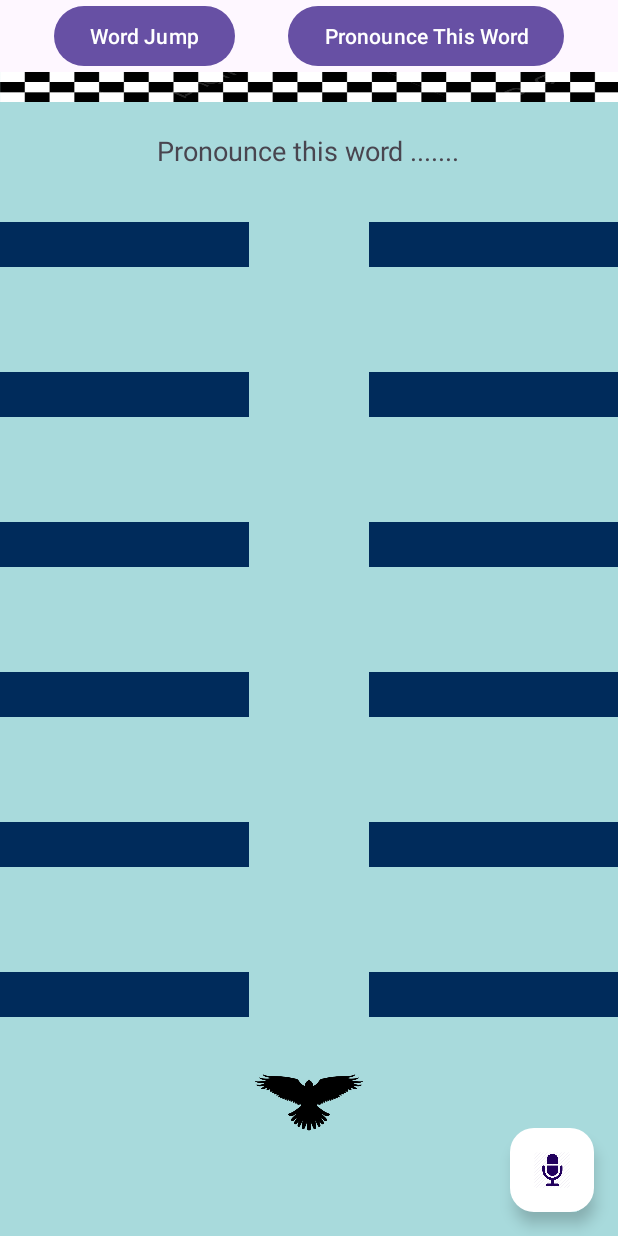
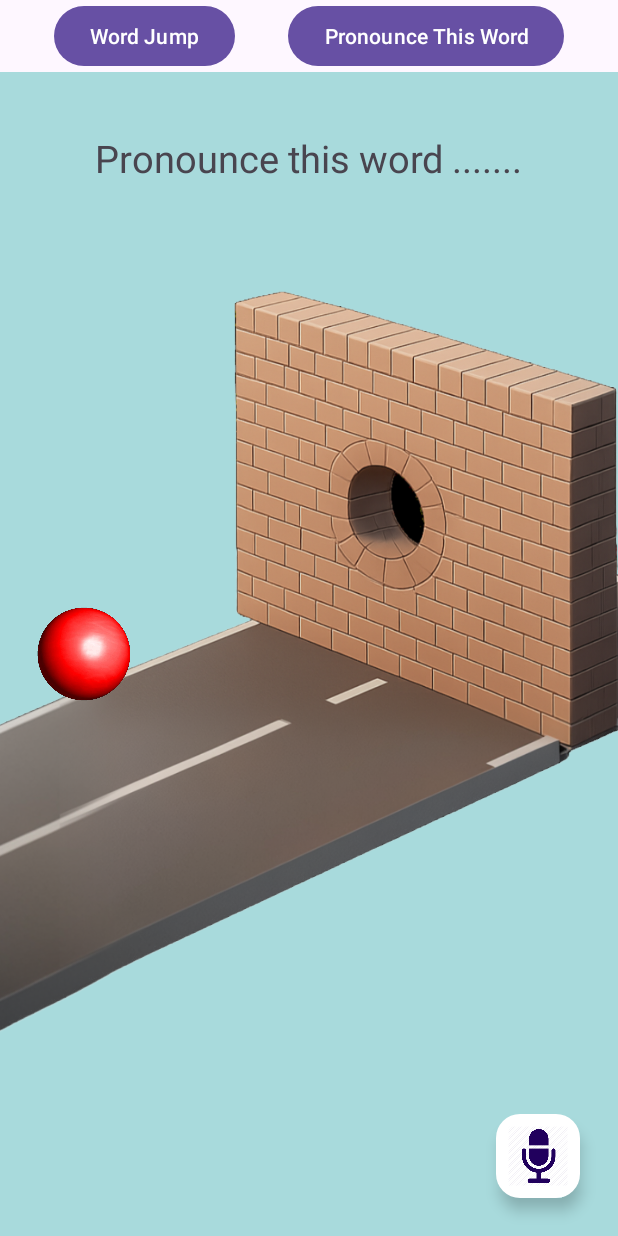
Before and after one commit to msyed03/CS175ProjectGroup6, an Android app: the screen it shows after launch (MainActivity), after a tap on "Pronounce This Word", on a phone screen of 412 x 824 dp. Run offline under Robolectric (Android 15) with nearby library versions, the phone set to English and light mode, and no system bars; 2 statements that could not run were skipped.

Commit message:
New game 2 UI

```diff
--- a/app/src/main/res/layout/fragment_pronounce_this_word.xml
+++ b/app/src/main/res/layout/fragment_pronounce_this_word.xml
@@ -8,59 +8,20 @@
     tools:context=".PronounceThisWord"
     android:background="#A8DADC">
 
-    <View
-        android:id="@+id/finishLine"
+    <ImageView
+        android:id="@+id/wall"
         android:layout_width="match_parent"
-        android:layout_height="20dp"
-        android:layout_gravity="top"
-        android:layout_marginTop="0dp"
-        android:background="@drawable/finish_line" />
-
-    <include
-        layout="@layout/obstacle"
-        android:layout_width="match_parent"
-        android:layout_height="30dp"
-        android:layout_marginTop="100dp" />
-
-    <include
-        layout="@layout/obstacle"
-        android:layout_width="match_parent"
-        android:layout_height="30dp"
-        android:layout_marginTop="200dp" />
-
-    <include
-        layout="@layout/obstacle"
-        android:layout_width="match_parent"
-        android:layout_height="30dp"
-        android:layout_marginTop="300dp" />
-
-    <include
-        layout="@layout/obstacle"
-        android:layout_width="match_parent"
-        android:layout_height="30dp"
-        android:layout_marginTop="400dp" />
-
-    <include
-        layout="@layout/obstacle"
-        android:layout_width="match_parent"
-        android:layout_height="30dp"
-        android:layout_marginTop="500dp" />
-
-    <include
-        layout="@layout/obstacle"
-        android:layout_width="match_parent"
-        android:layout_height="30dp"
-        android:layout_marginTop="600dp" />
-
+        android:layout_height="match_parent"
+        android:layout_gravity="center_vertical|center_horizontal"
+        android:src="@drawable/wall_design" />
 
     <ImageView
-        android:id="@+id/bird"
+        android:id="@+id/ball"
         android:layout_width="80dp"
         android:layout_height="80dp"
-        android:layout_gravity="bottom|center_horizontal"
-        android:layout_marginBottom="50dp"
-        android:src="@drawable/bird"
-        android:contentDescription="@string/bird" />
+        android:layout_gravity="center_vertical|start"
+        android:layout_marginStart="16dp"
+        android:src="@drawable/ball"/>
 
     <com.google.android.material.floatingactionbutton.FloatingActionButton
         android:id="@+id/speakButton"
@@ -69,18 +30,20 @@
         android:clickable="true"
         android:focusable="true"
         android:layout_gravity="bottom|end"
-        android:layout_marginEnd="16dp"
-        android:layout_marginBottom="16dp"
+        android:layout_marginEnd="25dp"
+        android:layout_marginBottom="25dp"
         android:src="@drawable/microphone_icon"
         android:contentDescription="@string/speak_description"
-        android:backgroundTint="#FFFFFF"/>
+        android:backgroundTint="#FFFFFF"
+        android:scaleType="centerInside"
+        app:maxImageSize="40dp"/>
 
     <TextView
         android:id="@+id/speechStatus"
         android:layout_width="wrap_content"
         android:layout_height="wrap_content"
         android:text="@string/pronounce_text"
-        android:textSize="18sp"
+        android:textSize="25sp"
         android:layout_gravity="top|center_horizontal"
         android:layout_marginTop="40dp" />
 
```
Also changed, not shown: app/src/main/res/layout/pronounce_backup.xml (added, +87 -0 lines), app/src/main/res/drawable/wall_design.png (added).
